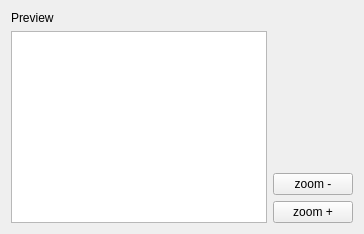
Before: the Qt Designer form gui/mainview.ui in jschleic/simple-STORM, drawn with Qt 5.
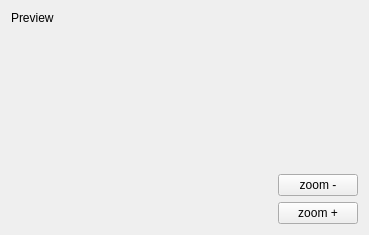
After: the same form once the commit is applied.

Commit message: display resulting image as QPixmap and conversion functions

```diff
--- a/gui/mainview.ui
+++ b/gui/mainview.ui
@@ -2,12 +2,20 @@
 <ui version="4.0">
  <class>MainView</class>
  <widget class="QWidget" name="MainView">
+  <property name="geometry">
+   <rect>
+    <x>0</x>
+    <y>0</y>
+    <width>369</width>
+    <height>235</height>
+   </rect>
+  </property>
   <property name="windowTitle">
    <string>Form</string>
   </property>
-  <layout class="QHBoxLayout" name="horizontalLayout">
+  <layout class="QHBoxLayout" name="horizontalLayout" stretch="3,0">
    <item>
-    <layout class="QVBoxLayout" name="verticalLayout_2">
+    <layout class="QVBoxLayout" name="verticalLayout_2" stretch="0,5">
      <property name="sizeConstraint">
       <enum>QLayout::SetMaximumSize</enum>
      </property>
@@ -19,7 +27,14 @@
       </widget>
      </item>
      <item>
-      <widget class="QGraphicsView" name="graphicsView"/>
+      <widget class="QLabel" name="m_previewImage">
+       <property name="text">
+        <string>&lt;no preview available&gt;</string>
+       </property>
+       <property name="alignment">
+        <set>Qt::AlignCenter</set>
+       </property>
+      </widget>
      </item>
     </layout>
    </item>
```
The commit also changes 5 other files.
